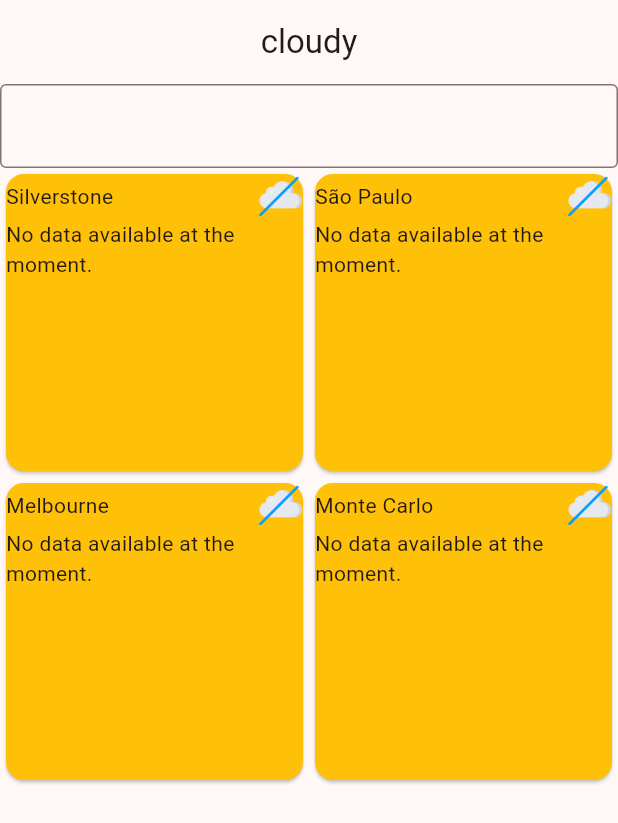
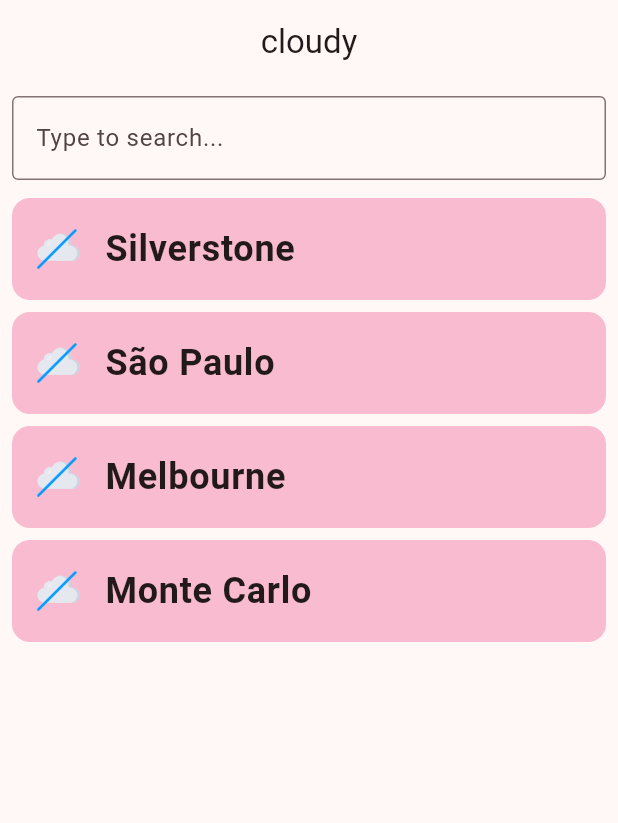
Before and after one commit to devkaio/cloudy, a Flutter app: the screen it shows after launch, on a phone screen of 412 x 824 dp. Shown: the top 823 px of the screen. Run offline on Flutter 3.47's test engine with Material 3 defaults, Android fonts, the phone set to English and light mode, and no system bars; our stand-ins replace connectivity_plus, diacritic, dio, flutter_bloc, shared_preferences; network calls fail.

Commit message:
feat: update current weather feature

```diff
--- a/lib/src/features/weather/presentation/current_weather/view/current_weather_view.dart
+++ b/lib/src/features/weather/presentation/current_weather/view/current_weather_view.dart
@@ -46,27 +46,27 @@ class _CurrentWeatherViewState extends State<CurrentWeatherView> {
                     ),
                     subtitle: Text('${item.weather.weatherDetails!.temp}°'),
                     trailing: item.weather.weatherData.firstOrNull != null ? Image.network(item.weather.weatherData.first.iconUrl) : null,
-                    onTap: () {
-                      context.read<CurrentWeatherCubit>().getCurrentWeather(item.city);
-                    },
-                  ),
-                  isSearching: state.currentWeatherStep == CurrentWeatherStep.searching,
-                  onChanged: context.read<CurrentWeatherCubit>().onSearchCityChanged,
-                  onItemSelected: (city) => Navigator.pushNamed(
+                    onTap: () => Navigator.popAndPushNamed(
                       context,
                       ForecastWeather.routeName,
-                    arguments: city,
+                      arguments: item.city,
                     ),
                   ),
+                  isLoading: state.currentWeatherStep == CurrentWeatherStep.searching,
+                  hasData: state.currentWeatherStep == CurrentWeatherStep.searchResult && state.citiesSearchResult.isEmpty,
+                  onChanged: context.read<CurrentWeatherCubit>().onSearchCityChanged,
+                ),
                 Flexible(
-                  child: GridView.builder(
-                    gridDelegate: const SliverGridDelegateWithFixedCrossAxisCount(
-                      crossAxisCount: 2,
-                    ),
+                  child: ListView.builder(
+                    padding: EdgeInsets.zero,
                     itemCount: state.featuredCities.length,
                     itemBuilder: (context, index) {
                       final city = state.featuredCities[index];
-                      return GestureDetector(
+                      return Card(
+                        elevation: 0,
+                        margin: const EdgeInsets.symmetric(horizontal: 8.0, vertical: 4.0),
+                        child: ListTile(
+                          minVerticalPadding: 16.0,
                           onTap: () {
                             Feedback.forTap(context);
                             Navigator.pushNamed(
@@ -75,37 +75,39 @@ class _CurrentWeatherViewState extends State<CurrentWeatherView> {
                               arguments: city,
                             );
                           },
-                        child: Card(
-                          color: Colors.amber,
-                          child: Center(
-                            child: Column(
-                              children: [
-                                Row(
-                                  mainAxisAlignment: MainAxisAlignment.spaceBetween,
-                                  children: [
-                                    Text(city.name),
-                                    city.currentWeather?.weatherData.firstOrNull != null
+                          leading: city.currentWeather != null && city.currentWeather!.weatherData.isNotEmpty
                               ? Image.network(
                                   city.currentWeather!.weatherData.first.iconUrl,
-                                            errorBuilder: (context, error, stackTrace) => Image.asset(
+                                  errorBuilder: (context, error, stackTrace) {
+                                    return Image.asset(
                                       'assets/images/offline.png',
-                                              height: 50,
-                                            ),
+                                      width: 30,
+                                    );
+                                  },
                                 )
                               : Image.asset(
                                   'assets/images/offline.png',
                                   width: 30,
                                 ),
+                          title: Text(
+                            city.name,
+                            style: const TextStyle(fontWeight: FontWeight.bold, fontSize: 24),
+                          ),
+                          trailing: Column(
+                            mainAxisAlignment: MainAxisAlignment.center,
+                            crossAxisAlignment: CrossAxisAlignment.end,
+                            children: [
+                              if (city.currentWeather?.weatherDetails != null)
+                                Text(
+                                  '${city.currentWeather?.weatherDetails?.temp} °C',
+                                  style: const TextStyle(fontSize: 16),
+                                ),
+                              if (city.currentWeather != null && city.currentWeather!.weatherData.isNotEmpty)
+                                Text(
+                                  '${city.currentWeather?.weatherData.first.main}',
+                                  style: const TextStyle(fontSize: 12),
+                                )
                             ],
-                                ),
-                                if (city.currentWeather == null) const Text('No data available at the moment.'),
-                                if (city.currentWeather != null) ...[
-                                  Text('Temperature: ${city.currentWeather?.weatherDetails?.temp}°'),
-                                  Text('Min: ${city.currentWeather?.weatherDetails?.tempMin}°'),
-                                  Text('Max: ${city.currentWeather?.weatherDetails?.tempMax}°'),
-                                ]
-                              ],
-                            ),
                           ),
                         ),
                       );
```
Also changed, not shown: lib/src/core/widgets/search_list_bar.dart (+85 -82 lines), lib/src/features/weather/presentation/current_weather/cubit/current_weather_cubit.dart (+24 -5 lines). Lines whose indentation alone changed are shown as unchanged.
